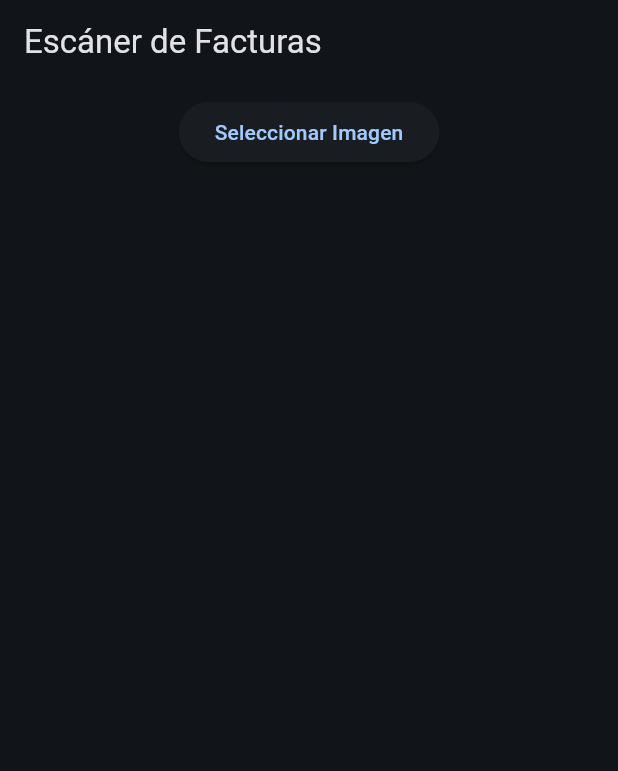
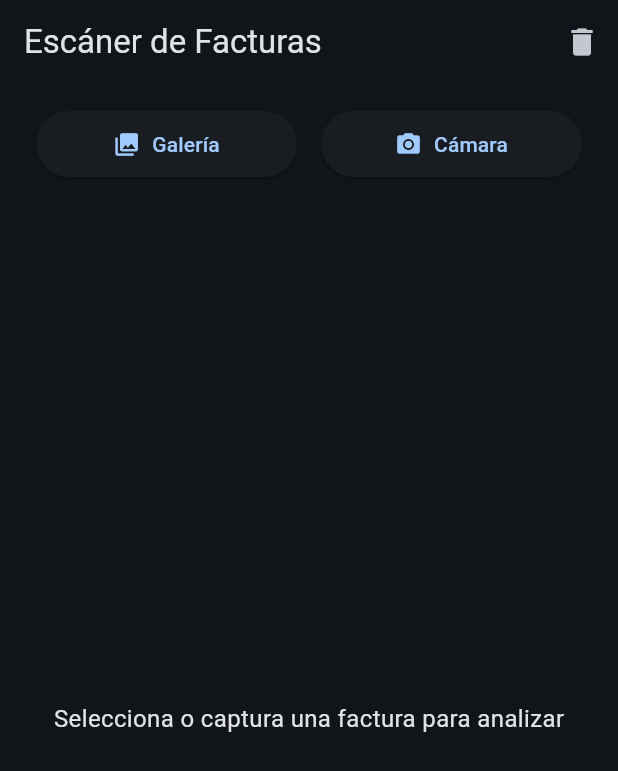
Before and after one commit to DylanTapiaVargas999/GestosDeFinanzas, a Flutter app: the screen it shows after launch, on a phone screen of 412 x 824 dp. Shown: the top 771 px of the screen. Run offline on Flutter 3.47's test engine with Material 3 defaults, Android fonts, the phone set to English and light mode, and no system bars; our stand-ins replace flutter_markdown, google_generative_ai, image_picker, permission_handler.

Commit message:
Funcion de camara

```diff
--- a/lib/views/invoice_scanner_screen.dart
+++ b/lib/views/invoice_scanner_screen.dart
@@ -23,38 +23,147 @@ class _InvoiceScannerScreenState extends State<InvoiceScannerScreen> {
   @override
   Widget build(BuildContext context) {
     return Scaffold(
-      appBar: AppBar(title: const Text('Escáner de Facturas')),
+      appBar: AppBar(
+        title: const Text('Escáner de Facturas'),
+        actions: [
+          IconButton(
+            icon: const Icon(Icons.delete),
+            onPressed: () {
+              _viewModel.clearData();
+              setState(() {});
+            },
+            tooltip: 'Limpiar resultados',
+          ),
+        ],
+      ),
       body: Padding(
-        padding: const EdgeInsets.all(8.0),
+        padding: const EdgeInsets.all(16.0),
         child: Column(
           children: [
-            ElevatedButton(
+            // Botones de captura de imagen
+            Row(
+              mainAxisAlignment: MainAxisAlignment.spaceEvenly,
+              children: [
+                Expanded(
+                  child: Padding(
+                    padding: const EdgeInsets.symmetric(horizontal: 8.0),
+                    child: ElevatedButton.icon(
+                      icon: const Icon(Icons.photo_library),
+                      label: const Text('Galería'),
                       onPressed: () async {
-                await _viewModel.pickAndAnalyzeImage();
+                        await _viewModel.pickAndAnalyzeImageFromGallery();
                         setState(() {});
                       },
-              child: const Text('Seleccionar Imagen'),
+                      style: ElevatedButton.styleFrom(
+                        padding: const EdgeInsets.symmetric(vertical: 12),
                       ),
+                    ),
+                  ),
+                ),
+                Expanded(
+                  child: Padding(
+                    padding: const EdgeInsets.symmetric(horizontal: 8.0),
+                    child: ElevatedButton.icon(
+                      icon: const Icon(Icons.camera_alt),
+                      label: const Text('Cámara'),
+                      onPressed: () async {
+                        await _viewModel.captureAndAnalyzeImageFromCamera();
+                        setState(() {});
+                      },
+                      style: ElevatedButton.styleFrom(
+                        padding: const EdgeInsets.symmetric(vertical: 12),
+                      ),
+                    ),
+                  ),
+                ),
+              ],
+            ),
+
+            const SizedBox(height: 20),
+
+            // Mostrar imagen seleccionada
             if (_viewModel.currentImage != null)
-              Image.memory(_viewModel.currentImage!),
+              Card(
+                elevation: 4,
+                margin: EdgeInsets.zero,
+                shape: RoundedRectangleBorder(
+                  borderRadius: BorderRadius.circular(8),
+                ),
+                child: ClipRRect(
+                  borderRadius: BorderRadius.circular(8),
+                  child: Image.memory(
+                    _viewModel.currentImage!,
+                    fit: BoxFit.contain,
+                    height: 200,
+                  ),
+                ),
+              ),
+
+            // Mostrar errores si existen
+            if (_viewModel.lastError != null)
+              Padding(
+                padding: const EdgeInsets.only(top: 10),
+                child: Text(
+                  _viewModel.lastError!,
+                  style: TextStyle(
+                    color: Colors.red.shade700,
+                    fontSize: 14,
+                  ),
+                ),
+              ),
+
+            const SizedBox(height: 10),
+
+            // Título de resultados
+            if (_viewModel.messages.isNotEmpty && !_viewModel.isLoading)
+              const Align(
+                alignment: Alignment.centerLeft,
+                child: Text(
+                  'Resultados del análisis:',
+                  style: TextStyle(
+                    fontSize: 16,
+                    fontWeight: FontWeight.bold,
+                  ),
+                ),
+              ),
+
+            // Lista de resultados
             Expanded(
-              child: ListView.builder(
+              child: _viewModel.isLoading
+                  ? const Center(child: CircularProgressIndicator())
+                  : _viewModel.messages.isEmpty
+                      ? const Center(
+                          child: Text(
+                            'Selecciona o captura una factura para analizar',
+                            style: TextStyle(fontSize: 16),
+                          ),
+                        )
+                      : ListView.builder(
+                          physics: const BouncingScrollPhysics(),
                           itemCount: _viewModel.messages.length,
                           itemBuilder: (context, index) {
                             return Card(
                               margin: const EdgeInsets.symmetric(
-                      vertical: 5,
-                      horizontal: 10,
+                                vertical: 6,
+                                horizontal: 0,
                               ),
                               child: Padding(
-                      padding: const EdgeInsets.all(8.0),
-                      child: MarkdownBody(data: _viewModel.messages[index]),
+                                padding: const EdgeInsets.all(12.0),
+                                child: MarkdownBody(
+                                  data: _viewModel.messages[index],
+                                  styleSheet: MarkdownStyleSheet(
+                                    p: const TextStyle(fontSize: 15),
+                                    strong: TextStyle(
+                                      fontWeight: FontWeight.bold,
+                                      color: Theme.of(context).primaryColor,
+                                    ),
+                                  ),
+                                ),
                               ),
                             );
                           },
                         ),
             ),
-            if (_viewModel.isLoading) const CircularProgressIndicator(),
           ],
         ),
       ),
--- a/pubspec.yaml
+++ b/pubspec.yaml
@@ -13,6 +13,7 @@ dependencies:
   google_generative_ai: ^0.4.6
   image_picker: ^1.1.2
   material: ^1.0.0+2
+  permission_handler: ^11.4.0
 
 dev_dependencies:
   flutter_test:
```
Also changed, not shown: lib/viewmodels/image_picker_service.dart (+10 -1 lines), lib/viewmodels/invoice_viewmodel.dart (+55 -10 lines), pubspec.lock, 2 other files. Lines whose indentation alone changed are shown as unchanged.
